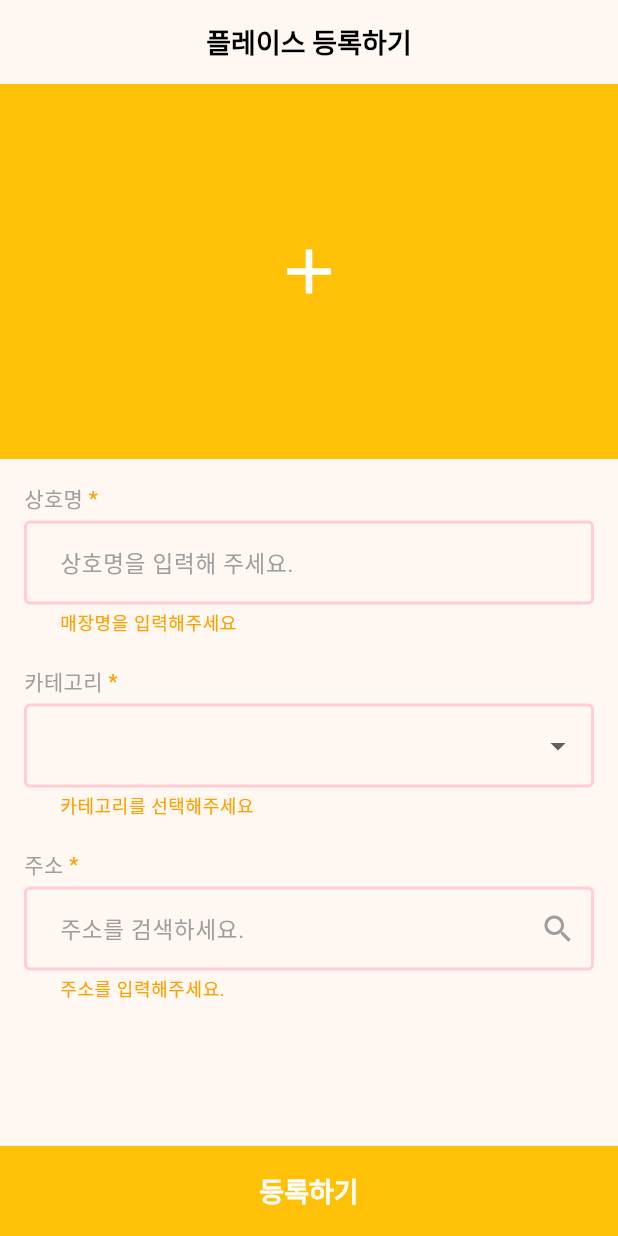
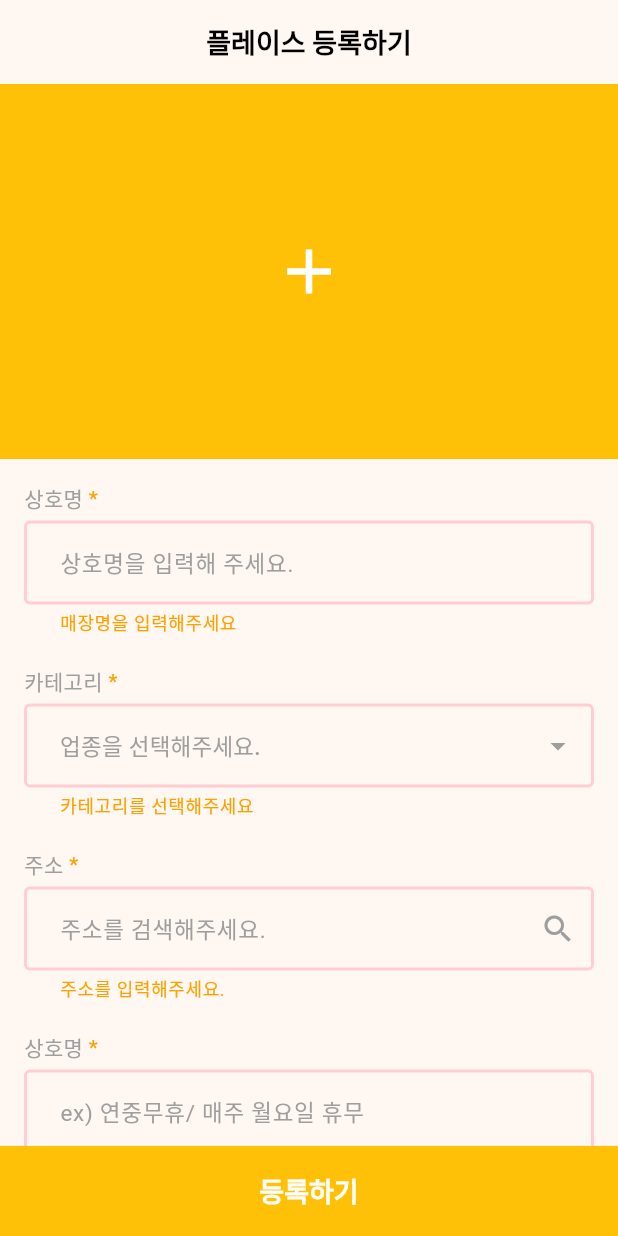
Before and after one commit to ballalssica/tryvel, a Flutter app: the screen it shows after launch, after a tap on "등록하기", on a phone screen of 412 x 824 dp. Run offline on Flutter 3.47's test engine with Material 3 defaults, Android fonts, the phone set to English and light mode, and no system bars; our stand-ins replace flutter_riverpod, image_picker.

Commit message:
chore: 상호명 입력

```diff
--- a/lib/core/utils/validator_util.dart
+++ b/lib/core/utils/validator_util.dart
@@ -12,6 +12,13 @@ class ValidatorUtil {
     return null;
   }
 
+  static String? validatorHoliday(String? value) {
+    if (value == null || value.trim().isEmpty) {
+      return '휴일유무를 알려주세요.';
+    }
+    return null;
+  }
+
   static String? ValidatorNickname(String? value) {
     if (value?.trim().isEmpty ?? true) {
       return '닉네임을 입력해주세요';
--- a/lib/ui/place_add/place_add_page.dart
+++ b/lib/ui/place_add/place_add_page.dart
@@ -2,10 +2,11 @@ import 'package:flutter/material.dart';
 import 'dart:io';
 import 'package:image_picker/image_picker.dart';
 import 'package:tryvel/ui/place_add/widgets/registration_button%20.dart';
-import 'package:tryvel/ui/widgets/address_search_form_field.dart';
-import 'package:tryvel/ui/widgets/image_uploder.dart';
-import 'package:tryvel/ui/widgets/stroe_name_text_form_field.dart';
-import 'package:tryvel/ui/widgets/category_dropdown_form_field.dart';
+import 'package:tryvel/ui/widgets/form_field/place/address_search_form_field.dart';
+import 'package:tryvel/ui/widgets/form_field/place/holiday_form_field.dart';
+import 'package:tryvel/ui/widgets/form_field/place/image_uploder.dart';
+import 'package:tryvel/ui/widgets/form_field/place/store_name_form_field.dart';
+import 'package:tryvel/ui/widgets/form_field/place/category_dropdown_form_field.dart';
 
 class PlaceAddPage extends StatefulWidget {
   @override
@@ -16,7 +17,8 @@ class _PlaceAddPageState extends State<PlaceAddPage> {
   final storeNameController = TextEditingController();
   final businessNameController = TextEditingController();
   final categoryController = TextEditingController();
-  final addressController = TextEditingController(); // 주소 컨트롤러 추가
+  final addressSearchController = TextEditingController();
+  final holidayController = TextEditingController();
   final formKey = GlobalKey<FormState>();
 
   File? _selectedImage;
@@ -27,7 +29,8 @@ class _PlaceAddPageState extends State<PlaceAddPage> {
     storeNameController.dispose();
     businessNameController.dispose();
     categoryController.dispose();
-    addressController.dispose(); // 주소 컨트롤러 dispose
+    addressSearchController.dispose();
+    holidayController.dispose();
     super.dispose();
   }
 
@@ -63,7 +66,7 @@ class _PlaceAddPageState extends State<PlaceAddPage> {
                 child: ListView(
                   children: [
                     Row(
-                      children: [
+                      children: const [
                         Text(
                           '상호명',
                           style: TextStyle(fontSize: 14, color: Colors.grey),
@@ -76,10 +79,10 @@ class _PlaceAddPageState extends State<PlaceAddPage> {
                       ],
                     ),
                     const SizedBox(height: 5),
-                    StroeNameTextFormField(controller: storeNameController),
+                    StoreNameFormField(controller: storeNameController),
                     const SizedBox(height: 20),
                     Row(
-                      children: [
+                      children: const [
                         Text(
                           '카테고리',
                           style: TextStyle(fontSize: 14, color: Colors.grey),
@@ -95,7 +98,7 @@ class _PlaceAddPageState extends State<PlaceAddPage> {
                     CategoryDropdownFormField(controller: categoryController),
                     const SizedBox(height: 20),
                     Row(
-                      children: [
+                      children: const [
                         Text(
                           '주소',
                           style: TextStyle(fontSize: 14, color: Colors.grey),
@@ -109,7 +112,29 @@ class _PlaceAddPageState extends State<PlaceAddPage> {
                     ),
                     const SizedBox(height: 5),
                     AddressSearchFormField(
-                      addressController: addressController, // 추가
+                      addressController: addressSearchController, // 필수 매개변수 추가
+                      onCoordinatesSaved: (latitude, longitude) {
+                        // 위도와 경도를 처리하는 로직 추가
+                        print('위도: $latitude, 경도: $longitude');
+                      },
+                    ),
+                    const SizedBox(height: 20),
+                    Row(
+                      children: const [
+                        Text(
+                          '상호명',
+                          style: TextStyle(fontSize: 14, color: Colors.grey),
+                        ),
+                        Text(
+                          ' *',
+                          style:
+                              TextStyle(fontSize: 14, color: Color(0xFFFFA000)),
+                        ),
+                      ],
+                    ),
+                    const SizedBox(height: 5),
+                    HolidayFormField(
+                      controller: holidayController,
                     ),
                   ],
                 ),
--- /dev/null
+++ b/lib/ui/widgets/form_field/place/address_search.dart
@@ -0,0 +1,13 @@
+import 'package:flutter/material.dart';
+
+class AddressSearch extends StatelessWidget {
+  final Function(String address) onAddressSelected;
+
+  const AddressSearch({Key? key, required this.onAddressSelected})
+      : super(key: key);
+
+  @override
+  Widget build(BuildContext context) {
+    return Text('AddressSearch');
+  }
+}
--- a/lib/ui/widgets/address_search_form_field.dart
+++ b/lib/ui/widgets/form_field/place/address_search_form_field.dart
@@ -90,7 +90,11 @@ class _AddressSearchFormFieldState extends State<AddressSearchFormField> {
     return TextFormField(
       controller: widget.addressController,
       decoration: InputDecoration(
-        hintText: '주소를 검색하세요.',
+        hintText: '주소를 검색해주세요.',
+        hintStyle: TextStyle(
+          fontSize: 15,
+          color: Colors.grey,
+        ),
         border: const OutlineInputBorder(),
         suffixIcon: IconButton(
           icon: const Icon(Icons.search),
@@ -124,7 +128,7 @@ class AddressSearchPage extends StatelessWidget {
             // 선택된 주소 예제 (실제 Kakao API 검색 결과 사용)
             Navigator.of(context).pop('서울특별시 강남구 테헤란로');
           },
-          child: const Text('예제 주소 선택'),
+          child: const Text('다음우편번호 API 어렵다 ㅠㅠ'),
         ),
       ),
     );
--- a/lib/ui/widgets/category_dropdown_form_field.dart
+++ b/lib/ui/widgets/form_field/place/category_dropdown_form_field.dart
@@ -38,6 +38,17 @@ class _CategoryDropdownFormFieldState extends State<CategoryDropdownFormField> {
         ),
       ),
       value: dropdownValue,
+      hint: Text(
+        '업종을 선택해주세요.',
+        style: const TextStyle(
+          fontSize: 15,
+          color: Colors.grey,
+        ),
+      ),
+      icon: const Icon(
+        Icons.arrow_drop_down,
+        color: Colors.grey,
+      ),
       items: categories.map<DropdownMenuItem<String>>((String value) {
         return DropdownMenuItem<String>(
           value: value,
--- /dev/null
+++ b/lib/ui/widgets/form_field/place/holiday_form_field.dart
@@ -0,0 +1,19 @@
+import 'package:flutter/material.dart';
+import 'package:tryvel/core/utils/validator_util.dart';
+
+class HolidayFormField extends StatelessWidget {
+  HolidayFormField({
+    required this.controller,
+  });
+
+  TextEditingController controller;
+
+  @override
+  Widget build(BuildContext context) {
+    return TextFormField(
+      controller: controller,
+      decoration: InputDecoration(hintText: 'ex) 연중무휴/ 매주 월요일 휴무'),
+      validator: ValidatorUtil.validatorHoliday,
+    );
+  }
+}
--- a/lib/ui/widgets/stroe_name_text_form_field.dart
+++ b/lib/ui/widgets/form_field/place/store_name_form_field.dart
@@ -1,8 +1,8 @@
 import 'package:flutter/material.dart';
 import 'package:tryvel/core/utils/validator_util.dart';
 
-class StroeNameTextFormField extends StatelessWidget {
-  StroeNameTextFormField({
+class StoreNameFormField extends StatelessWidget {
+  StoreNameFormField({
     required this.controller,
   });
 
```
Also changed, not shown: lib/ui/widgets/form_field/place/business_name_text_form_field.dart (renamed from lib/ui/widgets/business_name_text_form_field.dart), lib/ui/widgets/form_field/place/image_uploder.dart (renamed from lib/ui/widgets/image_uploder.dart).
